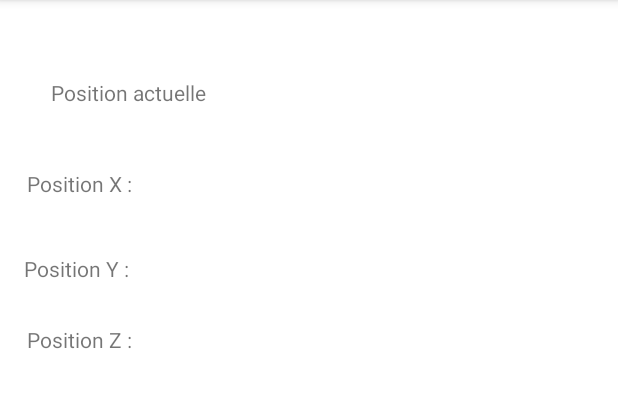
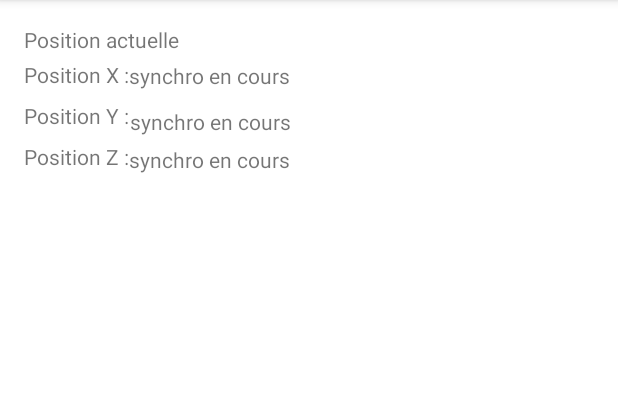
Before and after one commit to Archaeornithomimus/Scope, an Android app: the fragment DashboardFragment shown on its own in the app's theme, on a phone screen of 412 x 824 dp, the part 84-492 px from its top. Run offline under Robolectric (Android 15) with nearby library versions, the phone set to English and light mode, and no system bars.

Commit message:
Mise en place GPS avec refresh au changement de coordonnées

```diff
--- a/app/src/main/java/com/example/scope/MainActivity.java
+++ b/app/src/main/java/com/example/scope/MainActivity.java
@@ -9,7 +9,6 @@ import android.hardware.SensorEventListener;
 import android.hardware.SensorManager;
 import android.location.Criteria;
 import android.location.Location;
-import android.location.LocationListener;
 import android.location.LocationManager;
 import android.os.Build;
 import android.os.Bundle;
@@ -33,7 +32,7 @@ import java.util.List;
 
 public class MainActivity extends AppCompatActivity implements SensorEventListener {
     LocationManager locationManager = null;
-    MyLocationListener myLocationListener; // écouteur
+    public static MyLocationListener myLocationListener; // écouteur
     private ActivityMainBinding binding;
     private String fournisseur;
     public static final int REQUEST_ID_MULTIPLE_PERMISSIONS = 2001;
@@ -67,15 +66,14 @@ public class MainActivity extends AppCompatActivity implements SensorEventListen
         }
         //position update
         findLocation();
-        LocationManager locationManager = (LocationManager)
-                getSystemService(Context.LOCATION_SERVICE);
+
         //orientation update
         sensorManager = (SensorManager) getSystemService(Context.SENSOR_SERVICE);
         accelerometer = sensorManager.getDefaultSensor(Sensor.TYPE_ROTATION_VECTOR);
+
     }
 
 
-    //LocationManager locationManager = null;
     private void findLocation() {
         if (ActivityCompat.checkSelfPermission(this, Manifest.permission.ACCESS_FINE_LOCATION) != PackageManager.PERMISSION_GRANTED) {
 
@@ -94,7 +92,7 @@ public class MainActivity extends AppCompatActivity implements SensorEventListen
             {
                 // dernière position connue
                 Location localisation = locationManager.getLastKnownLocation(fournisseur);
-                myLocationListener = new MyLocationListener();
+                myLocationListener = new MyLocationListener(this);
 
                 if(localisation != null)
                 {
@@ -103,7 +101,7 @@ public class MainActivity extends AppCompatActivity implements SensorEventListen
                 }
 
                 // on configure la mise à jour automatique : au moins 10 mètres et 15 secondes
-                locationManager.requestLocationUpdates(fournisseur, 15000, 10, myLocationListener);
+                locationManager.requestLocationUpdates(fournisseur, 5000, 0, myLocationListener);
             }
         }
 
@@ -155,4 +153,7 @@ public class MainActivity extends AppCompatActivity implements SensorEventListen
             z = event.values[2];
         }
     }
+
+
+
 }
--- a/app/src/main/java/com/example/scope/ui/dashboard/DashboardFragment.java
+++ b/app/src/main/java/com/example/scope/ui/dashboard/DashboardFragment.java
@@ -1,6 +1,11 @@
 package com.example.scope.ui.dashboard;
 
+import android.content.BroadcastReceiver;
+import android.content.Context;
+import android.content.Intent;
+import android.content.IntentFilter;
 import android.os.Bundle;
+import android.util.Log;
 import android.view.LayoutInflater;
 import android.view.View;
 import android.view.ViewGroup;
@@ -11,7 +16,9 @@ import androidx.annotation.Nullable;
 import androidx.fragment.app.Fragment;
 import androidx.lifecycle.Observer;
 import androidx.lifecycle.ViewModelProvider;
+import androidx.localbroadcastmanager.content.LocalBroadcastManager;
 
+import com.example.scope.MainActivity;
 import com.example.scope.R;
 import com.example.scope.databinding.FragmentDashboardBinding;
 
@@ -19,6 +26,9 @@ public class DashboardFragment extends Fragment {
 
     private DashboardViewModel dashboardViewModel;
     private FragmentDashboardBinding binding;
+    public TextView positionX;
+    public TextView positionY;
+    public TextView positionZ;
 
     public View onCreateView(@NonNull LayoutInflater inflater,
                              ViewGroup container, Bundle savedInstanceState) {
@@ -27,24 +37,44 @@ public class DashboardFragment extends Fragment {
 
         binding = FragmentDashboardBinding.inflate(inflater, container, false);
         View root = binding.getRoot();
+        positionX = (TextView) root.findViewById(R.id.positionX);
+        positionY = (TextView) root.findViewById(R.id.positionY);
+        positionZ = (TextView) root.findViewById(R.id.positionZ);
 
-//        final TextView positionXLabel = binding.positionXLabel;
-//        final TextView positionYLabel = binding.positionYLabel;
-//        final TextView positionZLabel = binding.positionZLabel;
+        positionY.setText("synchro en cours");
+        positionX.setText("synchro en cours");
+        positionZ.setText("synchro en cours");
+
+        LocalBroadcastManager.getInstance(getActivity()).registerReceiver(mMessageReceiver,
+                new IntentFilter("position Update"));
+
+
         dashboardViewModel.getText().observe(getViewLifecycleOwner(), new Observer<String>() {
             @Override
             public void onChanged(@Nullable String s) {
-                //positionXLabel.setText(s);
-                //positionZLabel.setText(s);
-                //positionYLabel.setText(s);
+
             }
         });
         return root;
     }
 
+    private BroadcastReceiver mMessageReceiver = new BroadcastReceiver() {
+        @Override
+        public void onReceive(Context context, Intent intent) {
+            // Get extra data included in the Intent
+            positionX.setText(intent.getStringExtra("longitude"));
+            positionY.setText(intent.getStringExtra("latitude"));
+            positionZ.setText(intent.getStringExtra("altitude"));
+        }
+    };
+
     @Override
     public void onDestroyView() {
         super.onDestroyView();
         binding = null;
+        LocalBroadcastManager.getInstance(getActivity()).unregisterReceiver(mMessageReceiver);
     }
+
+
+
 }
--- a/app/src/main/java/com/example/scope/ui/dashboard/MyLocationListener.java
+++ b/app/src/main/java/com/example/scope/ui/dashboard/MyLocationListener.java
@@ -1,17 +1,51 @@
 package com.example.scope.ui.dashboard;
 
+import android.content.Context;
+import android.content.Intent;
 import android.location.Location;
 import android.location.LocationListener;
 import android.os.Bundle;
 import android.util.Log;
+import android.widget.TextView;
 import android.widget.Toast;
 
+import androidx.appcompat.app.AppCompatActivity;
+import androidx.fragment.app.Fragment;
+import androidx.localbroadcastmanager.content.LocalBroadcastManager;
+
+import com.example.scope.MainActivity;
+import com.example.scope.R;
+import com.example.scope.databinding.ActivityMainBinding;
+
 public class MyLocationListener implements LocationListener{
+    public String latitude;
+    public String longitude;
+    public String altitude;
+    private Context context;
+
+    public MyLocationListener(Context context){
+        this.context = context;
+    }
+
     @Override
     public void onLocationChanged(Location location) {
+
         Log.d("GPS", "localisation : " + location.toString());
         String coordonnees = String.format("Latitude : %f - Longitude : %f\n", location.getLatitude(), location.getLongitude());
         Log.d("GPS", "coordonnees : " + coordonnees);
+        latitude = String.valueOf(location.getLatitude());
+        longitude = String.valueOf(location.getLongitude());
+        altitude = String.valueOf(location.getAltitude());
+
+        Log.d("sender", "Broadcasting message");
+        Intent intent = new Intent("position Update");
+        // You can also include some extra data.
+        intent.putExtra("longitude", longitude);
+        intent.putExtra("latitude", latitude);
+        intent.putExtra("altitude", altitude);
+        LocalBroadcastManager.getInstance(context).sendBroadcast(intent);
+
+
     }
 
     @Override
@@ -24,6 +58,5 @@ public class MyLocationListener implements LocationListener{
 
     @Override
     public void onProviderDisabled(String s) {
-
     }
 }
--- a/app/src/main/res/layout/fragment_dashboard.xml
+++ b/app/src/main/res/layout/fragment_dashboard.xml
@@ -8,88 +8,91 @@
 
     <TextView
         android:id="@+id/positionZ"
-        android:layout_width="68dp"
-        android:layout_height="45dp"
+        android:layout_width="wrap_content"
+        android:layout_height="wrap_content"
+        android:layout_marginTop="4dp"
         android:text="@string/positionZ"
         app:layout_constraintBottom_toBottomOf="parent"
         app:layout_constraintEnd_toEndOf="parent"
-        app:layout_constraintHorizontal_bias="0.291"
-        app:layout_constraintStart_toStartOf="parent"
+        app:layout_constraintHorizontal_bias="0.0"
+        app:layout_constraintStart_toEndOf="@+id/positionZLabel"
         app:layout_constraintTop_toBottomOf="@+id/positionY"
-        app:layout_constraintVertical_bias="0.029" />
+        app:layout_constraintVertical_bias="0.003" />
 
     <TextView
         android:id="@+id/positionY"
-        android:layout_width="36dp"
-        android:layout_height="27dp"
-        android:layout_marginStart="20dp"
-        android:layout_marginTop="24dp"
+        android:layout_width="wrap_content"
+        android:layout_height="wrap_content"
         android:text="@string/positionY"
-        app:layout_constraintBottom_toTopOf="@+id/nav_view"
-        app:layout_constraintEnd_toEndOf="@+id/nav_host_fragment_activity_main"
+        app:layout_constraintBottom_toBottomOf="parent"
+        app:layout_constraintEnd_toEndOf="parent"
+        app:layout_constraintHorizontal_bias="0.004"
         app:layout_constraintStart_toEndOf="@+id/positionYLabel"
-        app:layout_constraintTop_toBottomOf="@+id/positionX" />
+        app:layout_constraintTop_toBottomOf="@+id/positionX"
+        app:layout_constraintVertical_bias="0.016" />
 
     <TextView
         android:id="@+id/positionZLabel"
         android:layout_width="wrap_content"
         android:layout_height="wrap_content"
-        android:layout_marginTop="28dp"
-        android:layout_marginEnd="12dp"
+        android:layout_marginTop="8dp"
         android:text="@string/positionZLabel"
-        app:layout_constraintBottom_toTopOf="@+id/nav_view"
-        app:layout_constraintEnd_toStartOf="@+id/positionZ"
-        app:layout_constraintHorizontal_bias="1.0"
+        app:layout_constraintBottom_toBottomOf="parent"
+        app:layout_constraintEnd_toEndOf="parent"
+        app:layout_constraintHorizontal_bias="0.046"
         app:layout_constraintStart_toStartOf="parent"
-        app:layout_constraintTop_toBottomOf="@+id/positionYLabel" />
+        app:layout_constraintTop_toBottomOf="@+id/positionYLabel"
+        app:layout_constraintVertical_bias="0.0" />
 
     <TextView
         android:id="@+id/positionX"
-        android:layout_width="41dp"
-        android:layout_height="30dp"
-        android:layout_marginTop="24dp"
+        android:layout_width="wrap_content"
+        android:layout_height="wrap_content"
         android:text="@string/positionX"
-        app:layout_constraintBottom_toTopOf="@+id/nav_view"
+        app:layout_constraintBottom_toBottomOf="parent"
         app:layout_constraintEnd_toEndOf="parent"
-        app:layout_constraintHorizontal_bias="0.272"
+        app:layout_constraintHorizontal_bias="0.0"
+        app:layout_constraintStart_toEndOf="@+id/positionXLabel"
+        app:layout_constraintTop_toTopOf="parent"
+        app:layout_constraintVertical_bias="0.054" />
+
+    <TextView
+        android:id="@+id/positionXLabel"
+        android:layout_width="wrap_content"
+        android:layout_height="wrap_content"
+        android:layout_marginTop="4dp"
+        android:text="@string/positionXLabel"
+        app:layout_constraintBottom_toBottomOf="parent"
+        app:layout_constraintEnd_toEndOf="parent"
+        app:layout_constraintHorizontal_bias="0.046"
         app:layout_constraintStart_toStartOf="parent"
         app:layout_constraintTop_toBottomOf="@+id/userPosition"
         app:layout_constraintVertical_bias="0.0" />
 
     <TextView
-        android:id="@+id/positionXLabel"
-        android:layout_width="wrap_content"
-        android:layout_height="wrap_content"
-        android:text="@string/positionXLabel"
-        app:layout_constraintBottom_toTopOf="@+id/positionYLabel"
-        app:layout_constraintEnd_toStartOf="@+id/positionX"
-        app:layout_constraintHorizontal_bias="0.58"
-        app:layout_constraintStart_toStartOf="parent"
-        app:layout_constraintTop_toBottomOf="@+id/userPosition"
-        app:layout_constraintVertical_bias="0.529" />
-
-    <TextView
         android:id="@+id/positionYLabel"
         android:layout_width="wrap_content"
         android:layout_height="wrap_content"
-        android:layout_marginBottom="356dp"
+        android:layout_marginTop="8dp"
+        android:layout_marginEnd="232dp"
         android:text="@string/positionYLabel"
         app:layout_constraintBottom_toBottomOf="parent"
         app:layout_constraintEnd_toEndOf="parent"
-        app:layout_constraintHorizontal_bias="0.046"
+        app:layout_constraintHorizontal_bias="0.146"
         app:layout_constraintStart_toStartOf="parent"
-        app:layout_constraintTop_toBottomOf="@+id/userPosition"
-        app:layout_constraintVertical_bias="0.305" />
+        app:layout_constraintTop_toBottomOf="@+id/positionXLabel"
+        app:layout_constraintVertical_bias="0.0" />
 
     <TextView
         android:id="@+id/userPosition"
         android:layout_width="wrap_content"
         android:layout_height="wrap_content"
-        android:layout_marginTop="52dp"
         android:text="@string/userPosition"
+        app:layout_constraintBottom_toBottomOf="parent"
         app:layout_constraintEnd_toEndOf="parent"
-        app:layout_constraintHorizontal_bias="0.11"
+        app:layout_constraintHorizontal_bias="0.052"
         app:layout_constraintStart_toStartOf="parent"
-        app:layout_constraintTop_toTopOf="parent" />
+        app:layout_constraintTop_toTopOf="parent"
+        app:layout_constraintVertical_bias="0.022" />
 
 </androidx.constraintlayout.widget.ConstraintLayout>
```
